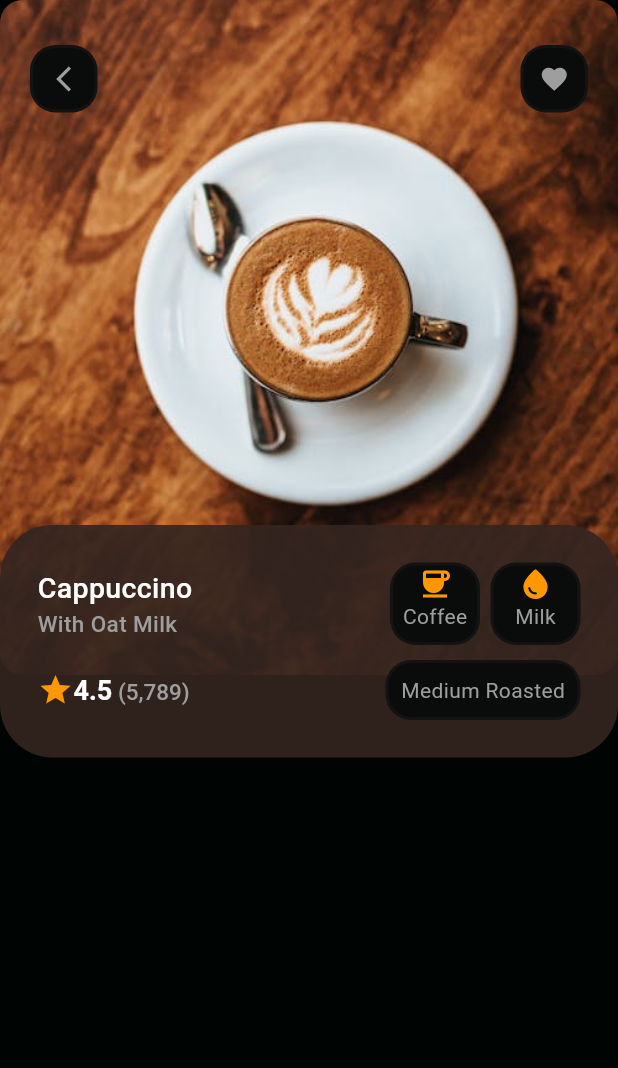
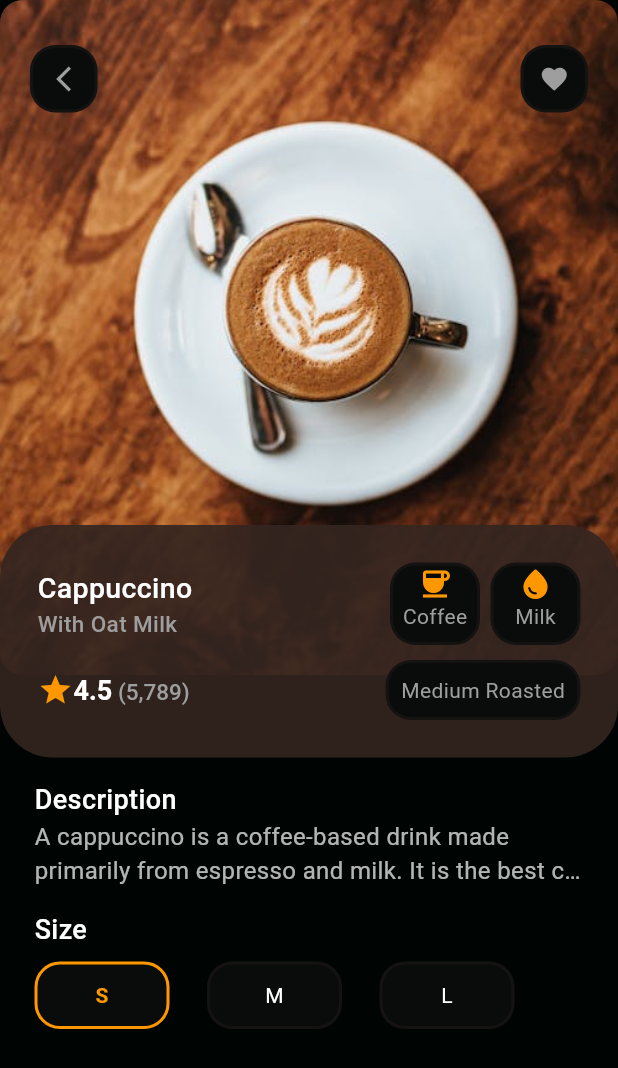
Before and after one commit to Jahid01234/Coffee_App, a Flutter app: the screen it shows after launch, after a tap on "4.5", on a phone screen of 412 x 824 dp. Shown: the top 1068 px of the screen. Run offline on Flutter 3.47's test engine with Material 3 defaults, Android fonts, the phone set to English and light mode, and no system bars.

```diff
--- a/lib/presentation/screens/home_screen.dart
+++ b/lib/presentation/screens/home_screen.dart
@@ -1,8 +1,10 @@
 import 'package:coffee_app_ui/data/model/coffee_model.dart';
 import 'package:coffee_app_ui/presentation/screens/product_details_screen.dart';
+import 'package:coffee_app_ui/presentation/screens/profile_screen.dart';
 import 'package:coffee_app_ui/presentation/widgets/appbar_container.dart';
 import 'package:coffee_app_ui/presentation/widgets/coffee_category_types.dart';
 import 'package:coffee_app_ui/presentation/widgets/product_card.dart';
+import 'package:flutter/cupertino.dart';
 import 'package:flutter/material.dart';
 
 
@@ -34,9 +36,17 @@ class _HomeScreenState extends State<HomeScreen> {
                     color: Colors.white.withOpacity(0.2),
                   ),
                 ),
-                AppBarContainer(
-                  child: ClipOval(
-                    child: Image.asset("assets/images/jahid.jpg"),
+                GestureDetector(
+                  onTap: (){
+                    Navigator.push(context, MaterialPageRoute(
+                        builder: (context)=> const ProfileScreen(),
+                      ),
+                    );
+                  },
+                  child: AppBarContainer(
+                    child: ClipOval(
+                      child: Image.asset("assets/images/jahid.jpg"),
+                    ),
                   ),
                 ),
               ],
--- a/lib/presentation/screens/product_details_screen.dart
+++ b/lib/presentation/screens/product_details_screen.dart
@@ -1,6 +1,8 @@
 import 'package:coffee_app_ui/data/model/coffee_model.dart';
 import 'package:coffee_app_ui/presentation/widgets/appbar_container.dart';
+import 'package:coffee_app_ui/presentation/widgets/size_picker.dart';
 import 'package:flutter/material.dart';
+
 
 class ProductDetailsScreen extends StatefulWidget {
   final CoffeeModel coffeeModel;
@@ -33,20 +35,25 @@ class _ProductDetailsScreenState extends State<ProductDetailsScreen> {
                 fit: BoxFit.cover,
               ),
             ),
-            child: const Padding(
-              padding: EdgeInsets.only(top: 30, left: 20, right: 20),
+            child:  Padding(
+              padding: const EdgeInsets.only(top: 30, left: 20, right: 20),
               child: Row(
                 mainAxisAlignment: MainAxisAlignment.spaceBetween,
                 crossAxisAlignment: CrossAxisAlignment.start,
                 children: [
-                  AppBarContainer(
-                    child: Icon(
-                      Icons.arrow_back_ios_new,
-                      color: Colors.grey,
-                      size: 20,
+                  GestureDetector(
+                    onTap: (){
+                      Navigator.pop(context);
+                    },
+                    child: const AppBarContainer(
+                      child: Icon(
+                        Icons.arrow_back_ios_new,
+                        color: Colors.grey,
+                        size: 20,
+                      ),
                     ),
                   ),
-                  AppBarContainer(
+                  const AppBarContainer(
                     child: Icon(
                       Icons.favorite,
                       color: Colors.grey,
@@ -57,7 +64,7 @@ class _ProductDetailsScreenState extends State<ProductDetailsScreen> {
               ),
             ),
           ),
-          // 2nd stack:- U..........
+          // 2nd stack:- title/subtitle/rating part..........
           Positioned(
             top: 350,
             left: 0,
@@ -193,6 +200,61 @@ class _ProductDetailsScreenState extends State<ProductDetailsScreen> {
               ),
             ),
           ),
+          // 3rd stack:- Description/size/price/button part..........
+          const Positioned(
+            top: 520,
+            left: 0,
+            right: 0,
+            child: SizedBox(
+              height: 295,
+              child: Padding(
+                padding: EdgeInsets.only(left: 23,right: 23),
+                child: Column(
+                  crossAxisAlignment: CrossAxisAlignment.start,
+                  children: [
+                    // 1st: Description part....
+                    Text(
+                      "Description",
+                      style: TextStyle(
+                          fontSize:18,
+                          color: Colors.white,
+                          fontWeight: FontWeight.w500,
+                        ),
+                    ),
+                    Text(
+                      "A cappuccino is a coffee-based drink made primarily from espresso and milk. It is the best coffee. ",
+                      maxLines: 2,
+                      style: TextStyle(
+                        fontSize:16,
+                        color: Colors.white70,
+                        overflow: TextOverflow.ellipsis,
+                      ),
+                    ),
+
+                    // 2nd: Size picker part....
+                    SizedBox(height: 15),
+                    Text(
+                      "Size",
+                      style: TextStyle(
+                        fontSize:18,
+                        color: Colors.white,
+                        fontWeight: FontWeight.w500,
+                      ),
+                    ),
+                    SizedBox(height: 8),
+                    Row(
+                      crossAxisAlignment: CrossAxisAlignment.start,
+                      children: [
+                        SizePicker(),
+                      ],
+                    ),
+
+
+                  ],
+                ),
+              ),
+            ),
+          ),
         ],
       ),
     );
--- a/lib/presentation/widgets/appbar_container.dart
+++ b/lib/presentation/widgets/appbar_container.dart
@@ -3,11 +3,13 @@ import 'package:flutter/material.dart';
 class AppBarContainer extends StatelessWidget {
   final Widget child;
   final Color? bgColor;
+  final Color? borderColor;
 
   const AppBarContainer({
     super.key,
     required this.child,
     this.bgColor,
+    this.borderColor,
   });
 
   @override
@@ -20,7 +22,7 @@ class AppBarContainer extends StatelessWidget {
         //color: const Color(0xFF141921),
         borderRadius: BorderRadius.circular(17),
         border: Border.all(
-            color: Colors.brown.withOpacity(0.1),
+            color: borderColor ?? Colors.brown.withOpacity(0.1),
             width: 2.0,
         ),
       ),
--- /dev/null
+++ b/lib/presentation/widgets/size_picker.dart
@@ -0,0 +1,66 @@
+import 'package:coffee_app_ui/presentation/widgets/appbar_container.dart';
+import 'package:flutter/material.dart';
+
+class SizePicker extends StatefulWidget {
+  const SizePicker({super.key});
+
+  @override
+  State<SizePicker> createState() => _SizePickerState();
+}
+
+class _SizePickerState extends State<SizePicker> {
+  int _selectedIndex = 0;
+  final List<String>  _sizeItem =[
+    "S",
+    "M",
+    "L"
+  ];
+
+  @override
+  Widget build(BuildContext context) {
+    return SizedBox(
+      height: 45,
+      child: ListView.separated(
+        shrinkWrap: true,
+        primary: false,
+        scrollDirection: Axis.horizontal,
+        itemCount: _sizeItem.length,
+        separatorBuilder: (_,__){
+          return const SizedBox(width: 25);
+        },
+        itemBuilder: (context, index) {
+          final bool isSelected = _selectedIndex == index;
+          return GestureDetector(
+            onTap: (){
+              setState(() {
+                _selectedIndex = index;
+              });
+            },
+            child: SizedBox(
+              height: 40,
+              width: 90,
+              child: AppBarContainer(
+                borderColor: isSelected
+                                 ? Colors.orange
+                                 : null,
+                child: Center(
+                  child: Text(
+                    _sizeItem[index],
+                    style:  TextStyle(
+                        color: isSelected
+                                    ? Colors.orange
+                                    : Colors.white,
+                        fontWeight: isSelected
+                                        ? FontWeight.bold
+                                        : FontWeight.normal,
+                    ),
+                  ),
+                ),
+              ),
+            ),
+          );
+        }
+      ),
+    );
+  }
+}
```
Also changed, not shown: lib/presentation/screens/profile_screen.dart (added, +113 -0 lines), lib/presentation/widgets/profile_component.dart (added, +68 -0 lines), assets/images/verified.png (added).
